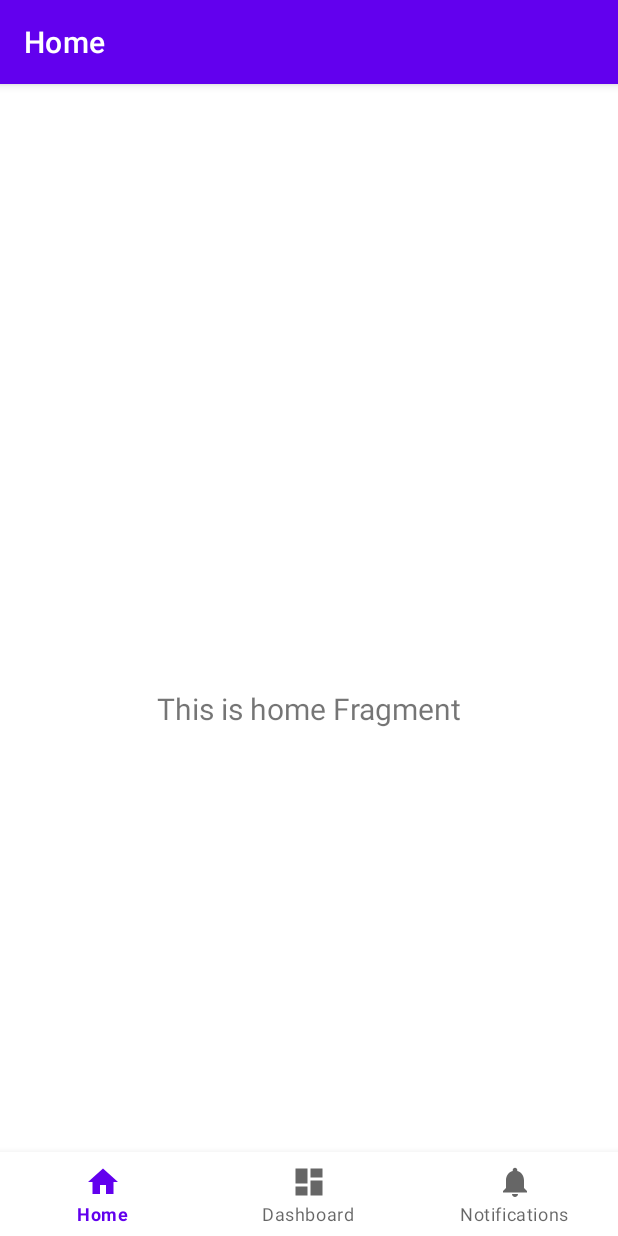
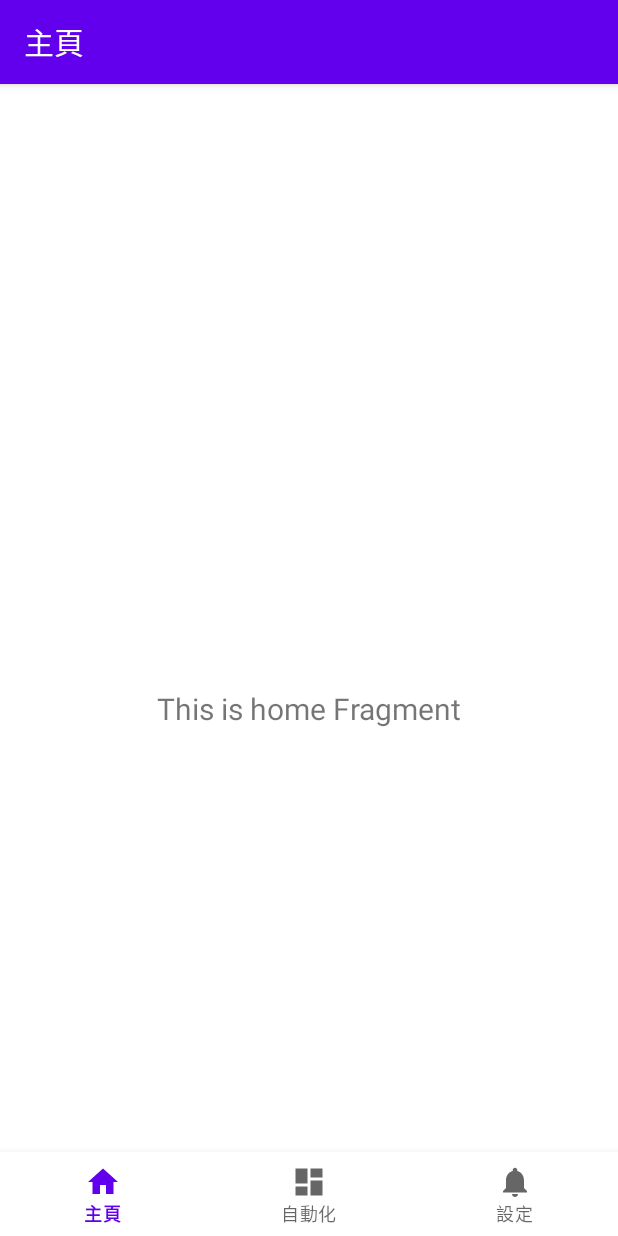
Before and after one commit to AvianJay/TaiwanBusDroid, an Android app: the screen it shows after launch (MainActivity), on a phone screen of 412 x 824 dp. Run offline under Robolectric (Android 15) with nearby library versions, the phone set to English and light mode, and no system bars; our stand-ins replace navigation-ui.

Commit message:
update name and cs tailscale

```diff
--- a/app/src/main/res/values/strings.xml
+++ b/app/src/main/res/values/strings.xml
@@ -1,6 +1,6 @@
 <resources>
-    <string name="app_name">taiwanbus</string>
-    <string name="title_home">Home</string>
-    <string name="title_dashboard">Dashboard</string>
-    <string name="title_notifications">Notifications</string>
+    <string name="app_name">TWBus+</string>
+    <string name="title_home">主頁</string>
+    <string name="title_dashboard">自動化</string>
+    <string name="title_notifications">設定</string>
 </resources>
```
Also changed, not shown: 1 other file.
